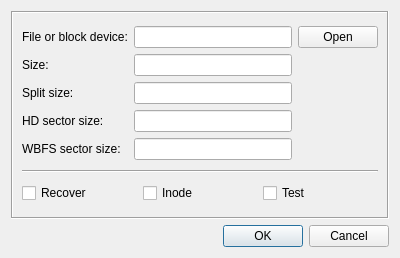
Above: resources/ui/wbfsdialog.ui from evertonstz/wiibafu before the change. Below: the same form after it.
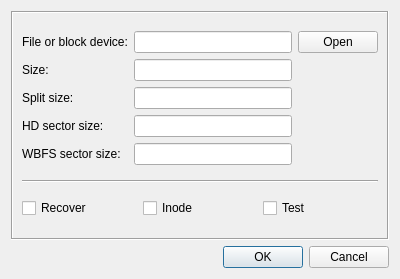
That is the form after the change. Icons and pictures are not drawn.

Commit message: Icon size to 16

Patch:
```diff
--- a/resources/ui/wbfsdialog.ui
+++ b/resources/ui/wbfsdialog.ui
@@ -7,7 +7,7 @@
     <x>0</x>
     <y>0</y>
     <width>400</width>
-    <height>258</height>
+    <height>279</height>
    </rect>
   </property>
   <property name="windowTitle">
@@ -61,6 +61,15 @@
            <iconset resource="../wiibafu.qrc">
             <normaloff>:/images/open.png</normaloff>:/images/open.png</iconset>
           </property>
+          <property name="iconSize">
+           <size>
+            <width>16</width>
+            <height>16</height>
+           </size>
+          </property>
+          <property name="shortcut">
+           <string>Ctrl+S, Ctrl+W</string>
+          </property>
          </widget>
         </item>
         <item row="1" column="0">
```
The commit also changes 4 other files.
